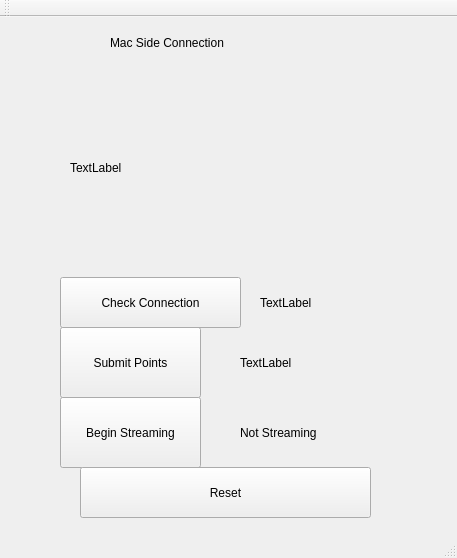
Old version of the form MacGUI/mainwindow.ui in the repository ashleysimpson/FanucProject.
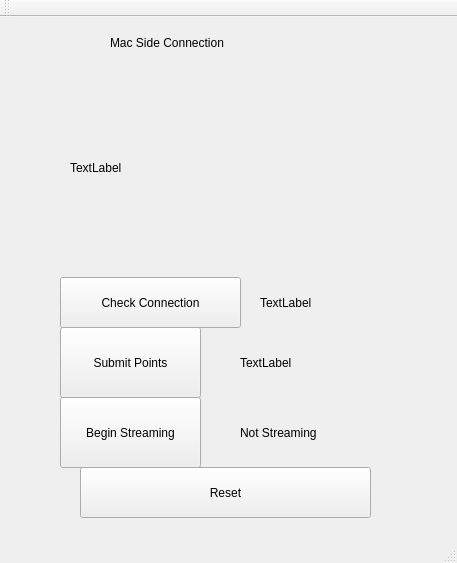
New version of the form.

Commit message: included proper addressing for files in Mac GUI

Patch:
```diff
--- a/MacGUI/mainwindow.ui
+++ b/MacGUI/mainwindow.ui
@@ -7,7 +7,7 @@
     <x>0</x>
     <y>0</y>
     <width>457</width>
-    <height>558</height>
+    <height>563</height>
    </rect>
   </property>
   <property name="windowTitle">
```
The commit also changes 6 other files.
